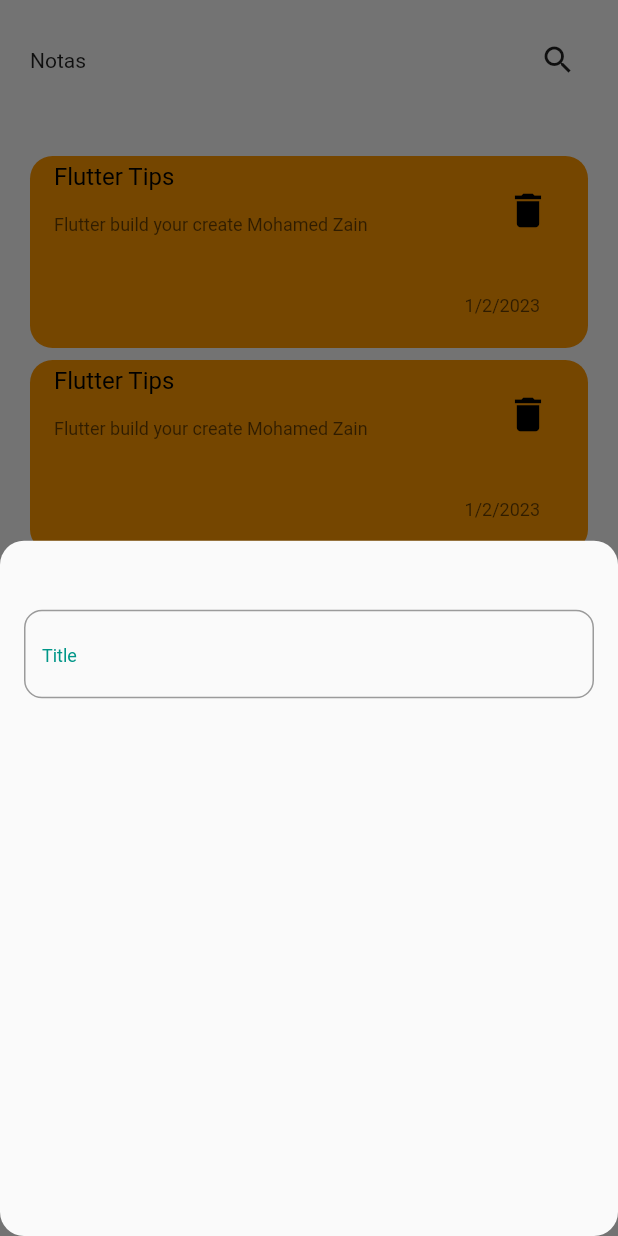
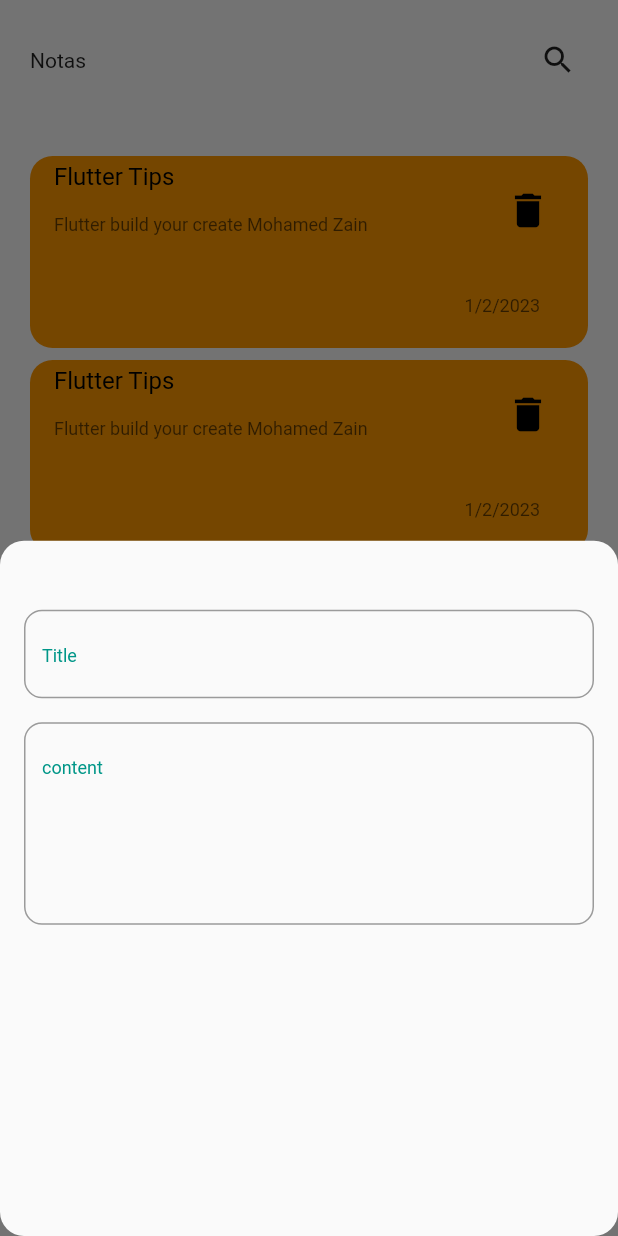
Before and after one commit to mohamedredazain/notees_app, a Flutter app: the screen it shows after launch, after a tap on the "add" icon, on a phone screen of 412 x 824 dp. Run offline on Flutter 3.47's test engine with Material 2 defaults, Android fonts, the phone set to English and light mode, and no system bars.

Commit message:
add field bottom

```diff
--- a/lib/custom_text_form.dart
+++ b/lib/custom_text_form.dart
@@ -1,21 +1,26 @@
+// ignore_for_file: public_member_api_docs, sort_constructors_first
 import 'package:flutter/material.dart';
 
 import 'notes_body.dart';
 
 class CustomTextForm extends StatelessWidget {
 
-  const CustomTextForm({super.key});
-
-
+  const CustomTextForm({
+    Key? key,
+    required this.hint, this.maxLines,
+  }) : super(key: key);
+   final String hint;
+     final int? maxLines;
 
   @override
   Widget build(BuildContext context) {
     return Column(
       children: [
         TextFormField(
+          maxLines: maxLines,
           cursorColor: isPrimary,
           decoration: InputDecoration(
-            hintText: 'Title',
+            hintText: hint,
             hintStyle:const TextStyle(color: isPrimary,fontSize: 12),
               border: buildBorder(),
               focusedBorder: buildBorder(isPrimary),
--- a/lib/notes_body.dart
+++ b/lib/notes_body.dart
@@ -53,7 +53,14 @@
       child: Column(
         children: const [
           SizedBox(height: 30,),
-              CustomTextForm(),
+              CustomTextForm(
+                hint: 'Title',
+
+              ),
+              SizedBox(height: 16,),
+              CustomTextForm(
+                hint:'content',
+                maxLines: 5, )
         ],
       ),
     );
```
